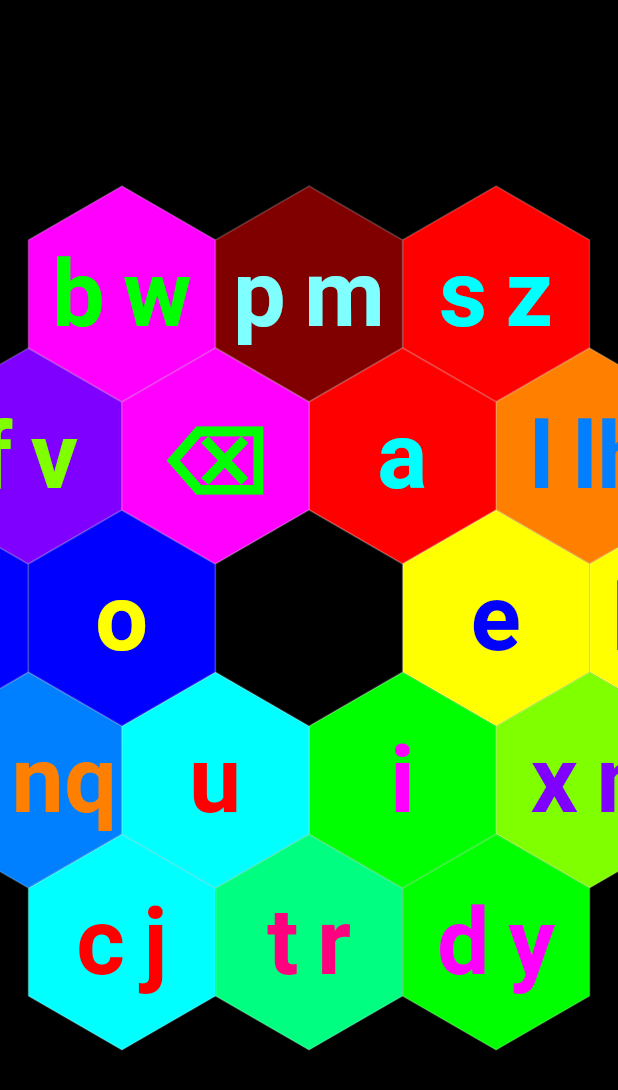
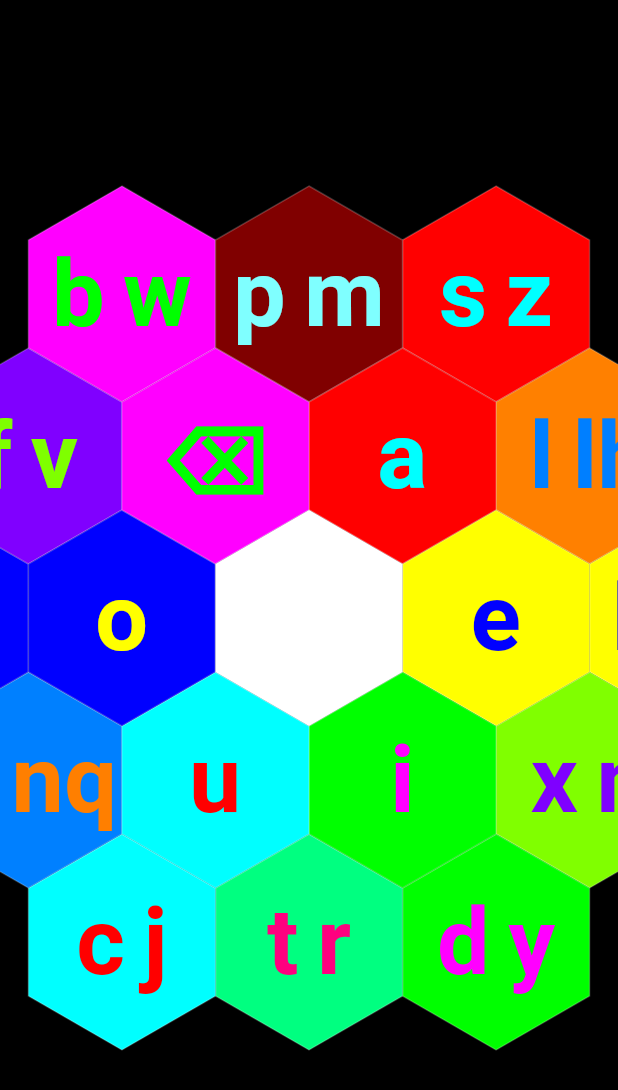
Before and after one commit to nekolapab/angol, a Flutter app: the screen it shows after launch, after a tap on "kepad", on a phone screen of 412 x 824 dp. Shown: the top 1090 px of the screen. Run offline on Flutter 3.47's test engine with Material 3 defaults, Android fonts, the light colour scheme and no system bars; our stand-ins replace cloud_firestore, firebase_auth, firebase_core; accounts and stored records are empty.

Commit message:
Cursor gemini CLI

```diff
--- /dev/null
+++ b/devtools_options.yaml
@@ -0,0 +1,3 @@
+description: This file stores settings for Dart & Flutter DevTools.
+documentation: https://docs.flutter.dev/tools/devtools/extensions#configure-extension-enablement-states
+extensions:
--- a/lib/models/keypad_config.dart
+++ b/lib/models/keypad_config.dart
@@ -90,6 +90,15 @@ class KeypadConfig {
     Color(0xFF800000), // maroon
   ];
 
+  static final List<Color> innerRingColors = [
+    rainbowColors[0], // red
+    rainbowColors[2], // yellow
+    rainbowColors[4], // green
+    rainbowColors[6], // aqua
+    rainbowColors[8], // blue
+    rainbowColors[10], // fuchsia
+  ];
+
   // Complementary colors
   static Color getComplementaryColor(Color color) {
     return Color.fromARGB(
--- a/lib/screens/angol_screen.dart
+++ b/lib/screens/angol_screen.dart
@@ -34,13 +34,28 @@ class _AngolScreenState extends State<AngolScreen> {
         id: 'module6', name: '', color: Color(0xFFFF00FF), position: 5),
   ];
 
-  String _pressedHex = '';
+  final FocusNode _textFieldFocus = FocusNode();
+  final TextEditingController _textController = TextEditingController();
+
   bool _angolPressed = false;
 
   @override
   void initState() {
     super.initState();
     inputService = Provider.of<InputService>(context, listen: false);
+    _textFieldFocus.addListener(() {
+      inputService.setTextFieldFocus(_textFieldFocus.hasFocus);
+    });
+    inputService.addListener(_syncTextController);
+  }
+
+  void _syncTextController() {
+    if (_textController.text != inputService.inputText) {
+      _textController.text = inputService.inputText;
+      _textController.selection = TextSelection.fromPosition(
+        TextPosition(offset: _textController.text.length),
+      );
+    }
   }
 
   HexGeometry get geometry => HexGeometry(
@@ -49,21 +64,19 @@ class _AngolScreenState extends State<AngolScreen> {
       );
 
   void _onHexTap(String char) {
+    HapticFeedback.lightImpact();
     inputService.addCharacter(char);
-    // _syncTextController();
-    setState(() => _pressedHex = char);
-    if (mounted) setState(() => _pressedHex = '');
+    _syncTextController();
   }
 
   void _onHexLongPress(String char) {
+    HapticFeedback.mediumImpact();
     if (char == '⌫') {
       inputService.deleteRight();
     } else {
       inputService.addCharacter(char);
     }
-    // _syncTextController();
-    setState(() => _pressedHex = char);
-    if (mounted) setState(() => _pressedHex = '');
+    _syncTextController();
   }
 
   void _toggleModule(int index) {
@@ -110,10 +123,8 @@ class _AngolScreenState extends State<AngolScreen> {
                           if (_isKeypadVisible)
                             KeypadRingWidget(
                               geometry: geometry,
-                              pressedHex: _pressedHex,
                               onHexTap: _onHexTap,
                               onHexLongPress: _onHexLongPress,
-                              moduleColors: modules.map((m) => m.color).toList(),
                             )
                           else
                             ModuleRingWidget(
@@ -144,6 +155,9 @@ class _AngolScreenState extends State<AngolScreen> {
 
   @override
   void dispose() {
+    _textFieldFocus.dispose();
+    _textController.dispose();
+    inputService.removeListener(_syncTextController);
     super.dispose();
   }
 }
--- a/lib/widgets/center_angol_widget.dart
+++ b/lib/widgets/center_angol_widget.dart
@@ -1,7 +1,6 @@
 import 'package:flutter/material.dart';
 import 'package:provider/provider.dart';
 import '../services/input_service.dart';
-import '../models/keypad_config.dart';
 import '../utils/hex_geometry.dart';
 import 'hexagon_widget.dart';
 
@@ -24,8 +23,8 @@ class CenterAngolWidget extends StatelessWidget {
   @override
   Widget build(BuildContext context) {
     final inputService = Provider.of<InputService>(context);
-    const centerColor = Colors.black;
-    final complementaryColor = KeypadConfig.getComplementaryColor(centerColor);
+    final centerHexBackgroundColor = inputService.isLetterMode ? Colors.white : Colors.black;
+    final centerHexTextColor = inputService.isLetterMode ? Colors.black : Colors.white;
 
     return Positioned(
       left: MediaQuery.of(context).size.width / 2 - geometry.hexWidth / 2,
@@ -46,9 +45,9 @@ class CenterAngolWidget extends StatelessWidget {
           if (details.delta.dy < -5) inputService.setCapitalize();
         },
         child: HexagonWidget(
-          label: '',
-          backgroundColor: centerColor,
-          textColor: complementaryColor,
+          label: inputService.isLetterMode ? ' ' : '.',
+          backgroundColor: centerHexBackgroundColor,
+          textColor: centerHexTextColor,
           size: geometry.hexWidth,
           isPressed: isPressed,
           rotationAngle: geometry.rotationAngle,
@@ -57,7 +56,7 @@ class CenterAngolWidget extends StatelessWidget {
               return Text(
                 inputService.getDisplayText(),
                 style: TextStyle(
-                  color: complementaryColor,
+                  color: centerHexTextColor,
                   fontSize: geometry.hexWidth * 0.25,
                   fontWeight: FontWeight.bold,
                 ),
--- a/lib/widgets/keypad_ring_widget.dart
+++ b/lib/widgets/keypad_ring_widget.dart
@@ -7,18 +7,14 @@ import 'hexagon_widget.dart';
 
 class KeypadRingWidget extends StatelessWidget {
   final HexGeometry geometry;
-  final String pressedHex;
   final Function(String) onHexTap;
   final Function(String) onHexLongPress;
-  final List<Color> moduleColors;
 
   const KeypadRingWidget({
     super.key,
     required this.geometry,
-    required this.pressedHex,
     required this.onHexTap,
     required this.onHexLongPress,
-    required this.moduleColors,
   });
 
   @override
@@ -41,7 +37,7 @@ class KeypadRingWidget extends StatelessWidget {
       final longPressLabel = innerLongPress[index];
       final position = geometry.axialToPixel(coord.q, coord.r);
 
-      final hexColor = moduleColors[index];
+      final hexColor = KeypadConfig.innerRingColors[index % 6];
 
       return Positioned(
         left: MediaQuery.of(context).size.width / 2 +
@@ -56,13 +52,12 @@ class KeypadRingWidget extends StatelessWidget {
           backgroundColor: hexColor,
           textColor: KeypadConfig.getComplementaryColor(hexColor),
           size: geometry.hexWidth,
-          isPressed: pressedHex == tapLabel || pressedHex == longPressLabel,
           rotationAngle: geometry.rotationAngle,
           onTap: () => onHexTap(tapLabel),
           onLongPress: longPressLabel.isNotEmpty
               ? () => onHexLongPress(longPressLabel)
               : null,
-          fontSize: geometry.hexWidth * 0.5,
+          fontSize: inputService.isLetterMode ? geometry.hexWidth * 0.5 : geometry.hexWidth * 0.67,
         ),
       );
     }).toList();
@@ -97,13 +92,12 @@ class KeypadRingWidget extends StatelessWidget {
           backgroundColor: hexColor,
           textColor: KeypadConfig.getComplementaryColor(hexColor),
           size: geometry.hexWidth,
-          isPressed: pressedHex == tapLabel || pressedHex == longPressLabel,
           rotationAngle: geometry.rotationAngle,
           onTap: () => onHexTap(tapLabel),
           onLongPress: inputService.isLetterMode
               ? () => onHexLongPress(longPressLabel)
               : null,
-          fontSize: geometry.hexWidth * 0.5,
+          fontSize: inputService.isLetterMode ? geometry.hexWidth * 0.5 : geometry.hexWidth * 0.67,
         ),
       );
     }).toList();
```
Also changed, not shown: lib/widgets/hexagon_widget.dart (+10 -6 lines).
